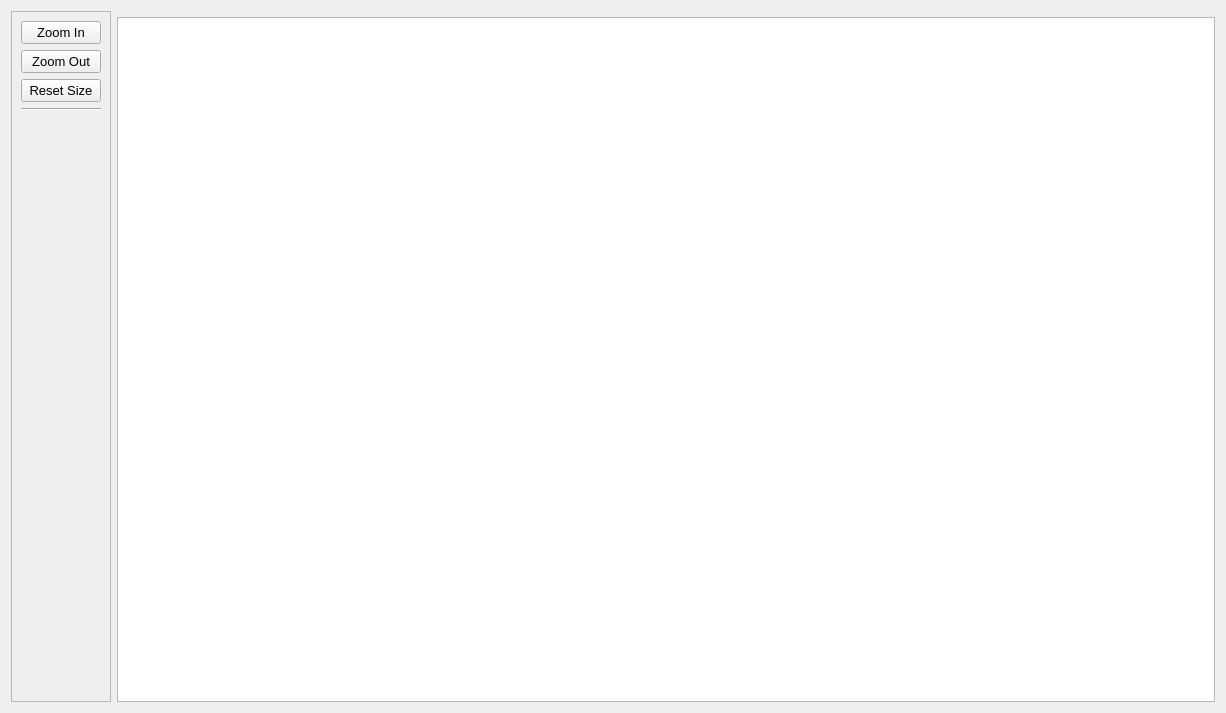
PhilInTheGaps/GM-Companion, file tools/mapviewertool.ui: the form before one commit.
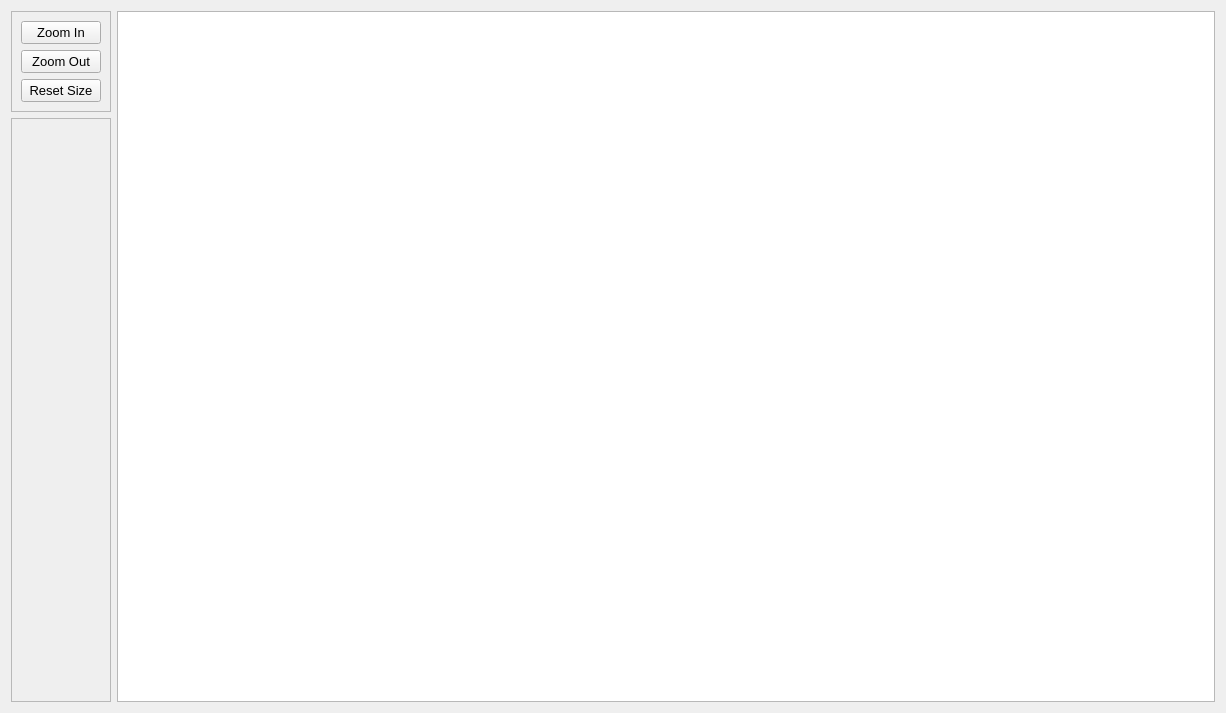
The form after the commit.

Commit message: Improved tool UI to be cleaner

Patch:
```diff
--- a/tools/mapviewertool.ui
+++ b/tools/mapviewertool.ui
@@ -15,9 +15,11 @@
   </property>
   <layout class="QHBoxLayout" name="horizontalLayout">
    <item>
+    <layout class="QVBoxLayout" name="verticalLayout_3">
+     <item>
     <widget class="QFrame" name="frame_controls">
      <property name="sizePolicy">
-      <sizepolicy hsizetype="Maximum" vsizetype="Preferred">
+        <sizepolicy hsizetype="Minimum" vsizetype="Maximum">
        <horstretch>0</horstretch>
        <verstretch>0</verstretch>
       </sizepolicy>
@@ -65,47 +67,36 @@
         </property>
        </widget>
       </item>
-      <item>
-       <widget class="Line" name="line">
-        <property name="orientation">
-         <enum>Qt::Horizontal</enum>
-        </property>
+       </layout>
        </widget>
       </item>
       <item>
-       <spacer name="verticalSpacer">
-        <property name="orientation">
-         <enum>Qt::Vertical</enum>
-        </property>
-        <property name="sizeHint" stdset="0">
-         <size>
-          <width>20</width>
-          <height>40</height>
-         </size>
-        </property>
-       </spacer>
-      </item>
-     </layout>
-    </widget>
+      <widget class="QScrollArea" name="scrollArea_mapButtons">
+       <property name="sizePolicy">
+        <sizepolicy hsizetype="Minimum" vsizetype="Expanding">
+         <horstretch>0</horstretch>
+         <verstretch>0</verstretch>
+        </sizepolicy>
+       </property>
+       <property name="widgetResizable">
+        <bool>true</bool>
+       </property>
+       <widget class="QWidget" name="scrollAreaWidgetContents">
+        <property name="geometry">
+         <rect>
+          <x>0</x>
+          <y>0</y>
+          <width>98</width>
+          <height>581</height>
+         </rect>
+        </property>
+       </widget>
+      </widget>
+     </item>
+    </layout>
    </item>
    <item>
     <layout class="QVBoxLayout" name="verticalLayout">
-     <item>
-      <widget class="QFrame" name="frame_mapButtons">
-       <property name="sizePolicy">
-        <sizepolicy hsizetype="Preferred" vsizetype="Maximum">
-         <horstretch>0</horstretch>
-         <verstretch>0</verstretch>
-        </sizepolicy>
-       </property>
-       <property name="frameShape">
-        <enum>QFrame::StyledPanel</enum>
-       </property>
-       <property name="frameShadow">
-        <enum>QFrame::Raised</enum>
-       </property>
-      </widget>
-     </item>
      <item>
       <widget class="QGraphicsView" name="graphicsView">
        <property name="sizeAdjustPolicy">
```
Lines whose indentation alone changed are shown as unchanged. The commit also changes 2 other files.
